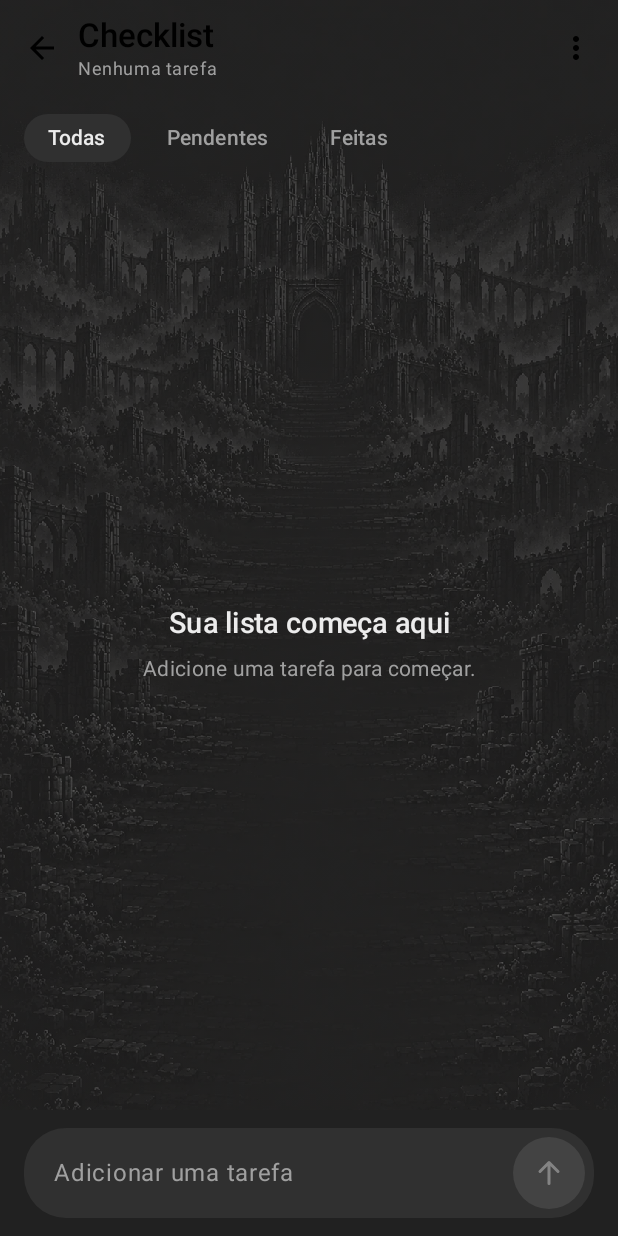
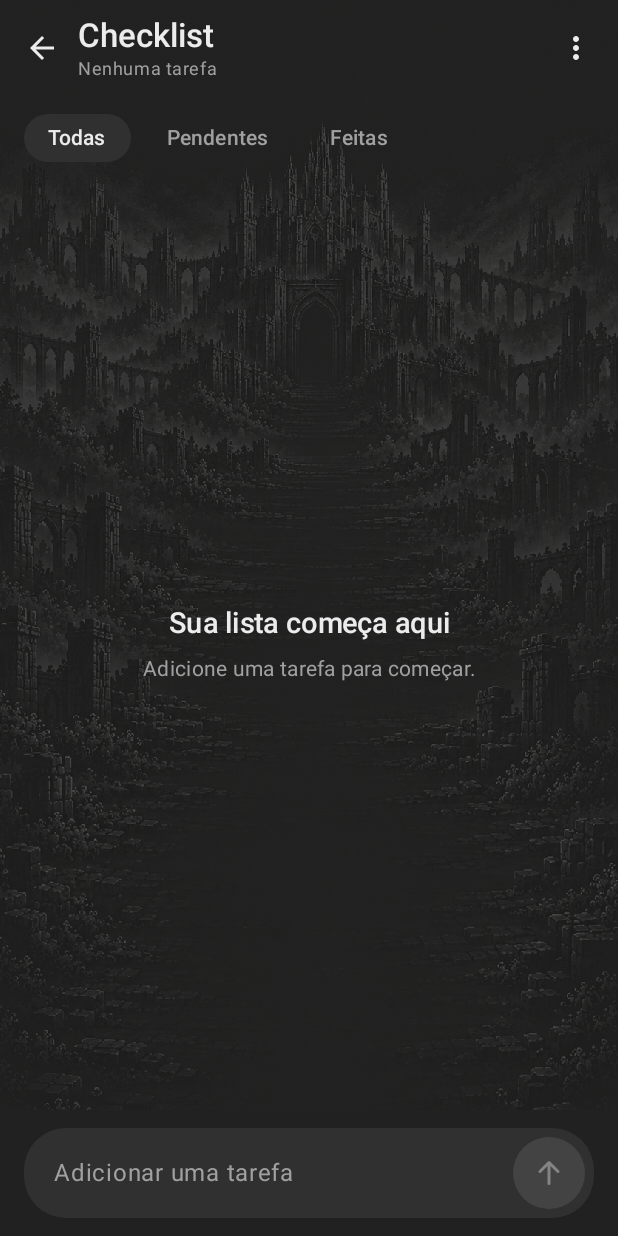
Before and after one commit to dokitodavid/checklist, an Android app built with Jetpack Compose: the screen it shows after launch (MainActivity), after a tap on "Nova tarefa", on a phone screen of 412 x 824 dp. Run offline under Robolectric (Android 15) with nearby library versions, the phone set to English and light mode, and no system bars; libraries missing offline, so code that uses them is left out: sh.calvin.reorderable; 1 statement that could not run was skipped.

```diff
--- a/app/src/main/java/com/dkt/todo/ui/ActivityScreen.kt
+++ b/app/src/main/java/com/dkt/todo/ui/ActivityScreen.kt
@@ -92,18 +92,8 @@ fun ActivityScreen(store: TaskStore, onOpenList: (Filter) -> Unit, onAddTask: ()
     val pending = tasks.count { !it.done }
     val done = tasks.count { it.done }
 
+    // Sem cabeçalho: a tela começa direto no mago (a contagem fica nos atalhos)
     Scaffold(
-        topBar = {
-            ScreenHeader(
-                title = "Checklist",
-                subtitle = when (pending) {
-                    0 -> if (tasks.isEmpty()) "Nenhuma tarefa" else "Tudo em dia"
-                    1 -> "1 pendente"
-                    else -> "$pending pendentes"
-                },
-                showCompanion = false,
-            )
-        },
     ) { padding ->
         Column(
             Modifier
--- a/app/src/main/java/com/dkt/todo/ui/TodoScreen.kt
+++ b/app/src/main/java/com/dkt/todo/ui/TodoScreen.kt
@@ -245,6 +245,8 @@ fun TodoScreen(
     RuinsBackground()
     Scaffold(
         containerColor = Color.Transparent,
+        // Com o fundo transparente, a cor do conteúdo precisa ser dada (senão título e ícones ficam pretos)
+        contentColor = MaterialTheme.colorScheme.onBackground,
         topBar = {
             ScreenHeader(
                 title = "Checklist",
```
